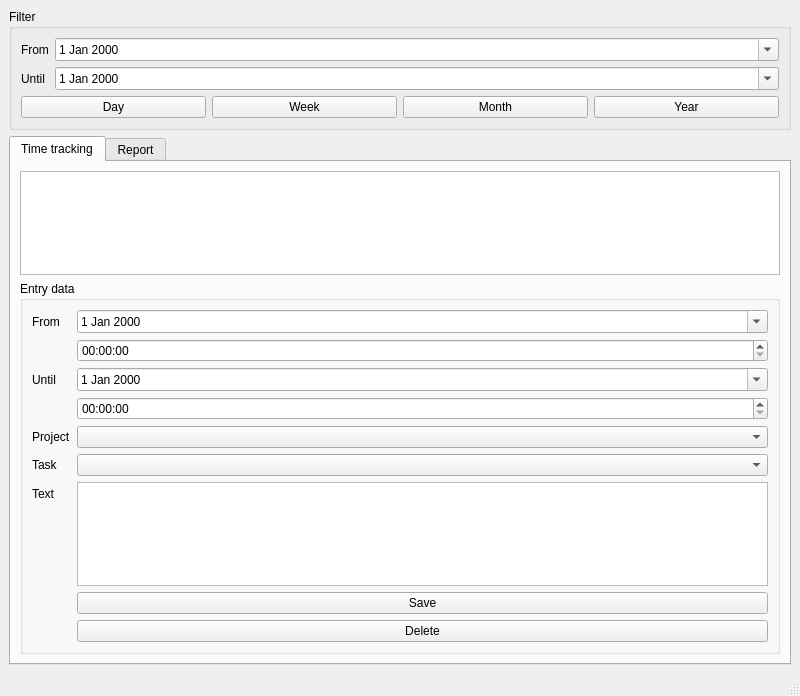
The window that timetracker/mainwindow.ui (tsymalla/timetracker) describes before a commit, drawn with Qt 5.
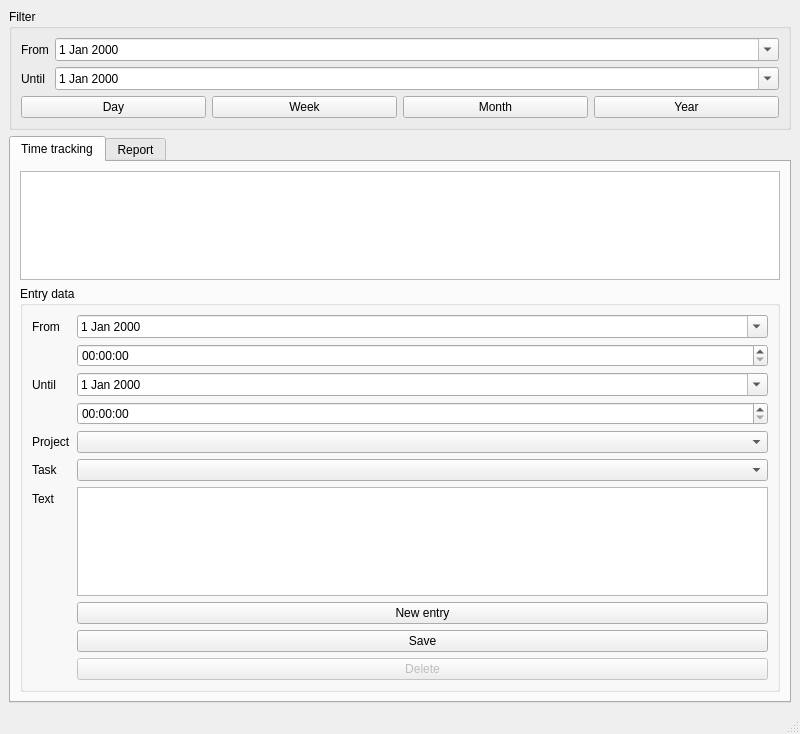
The same window after the commit. Custom widgets are drawn as their Qt base class.

What changed in the file:
```diff
--- a/timetracker/mainwindow.ui
+++ b/timetracker/mainwindow.ui
@@ -7,7 +7,7 @@
     <x>0</x>
     <y>0</y>
     <width>800</width>
-    <height>696</height>
+    <height>734</height>
    </rect>
   </property>
   <property name="windowTitle">
@@ -172,15 +172,18 @@
            <item row="6" column="1">
             <widget class="QTextEdit" name="txtContent"/>
            </item>
-           <item row="7" column="1">
+           <item row="8" column="1">
             <widget class="QPushButton" name="pushButton">
              <property name="text">
               <string>Save</string>
              </property>
             </widget>
            </item>
-           <item row="8" column="1">
+           <item row="9" column="1">
             <widget class="QPushButton" name="pushButton_2">
+             <property name="enabled">
+              <bool>false</bool>
+             </property>
              <property name="text">
               <string>Delete</string>
              </property>
@@ -200,6 +203,13 @@
              </property>
             </widget>
            </item>
+           <item row="7" column="1">
+            <widget class="QPushButton" name="btnNew">
+             <property name="text">
+              <string>New entry</string>
+             </property>
+            </widget>
+           </item>
           </layout>
          </widget>
         </item>
```
